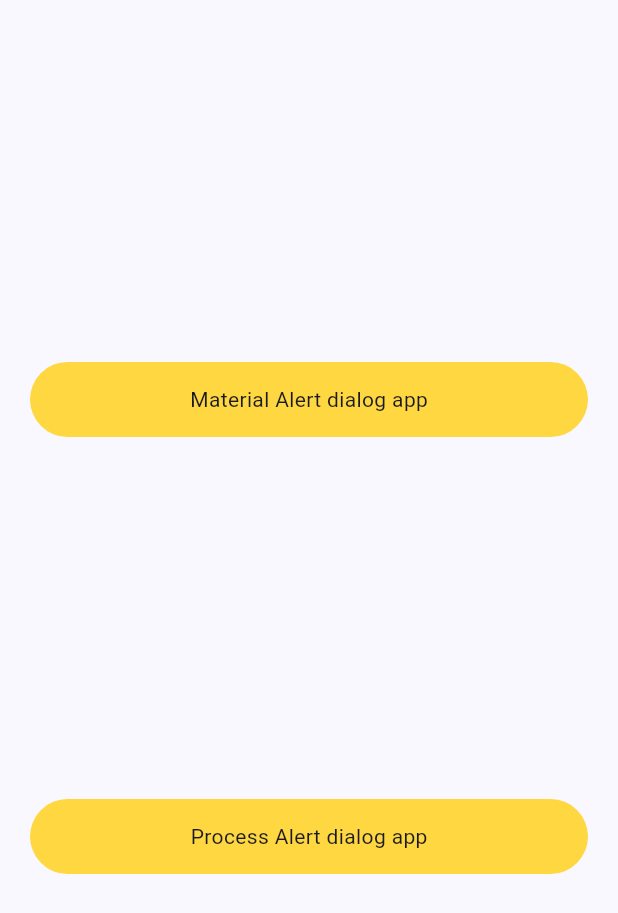
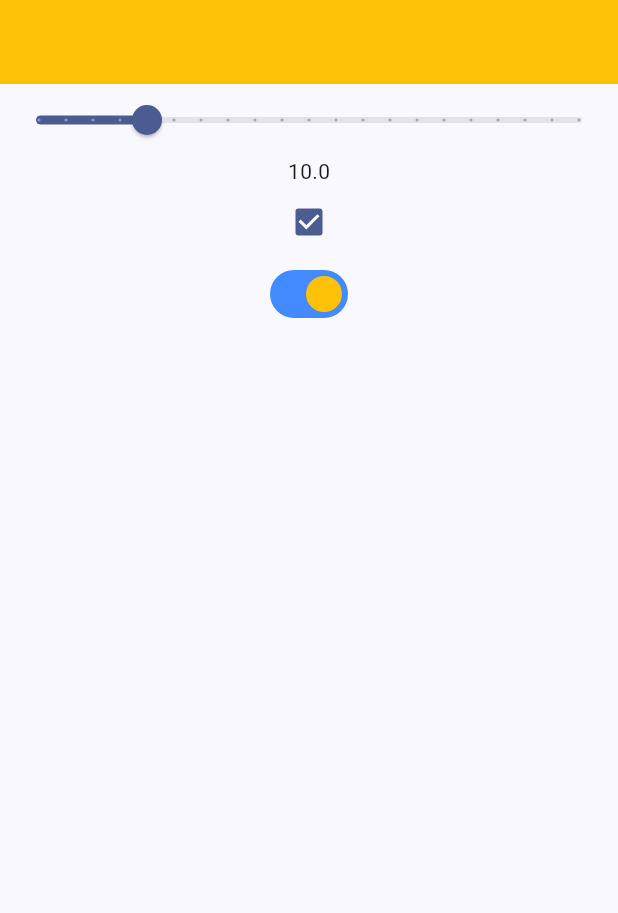
Before and after one commit to Dharalunagariya/Project1, a Flutter app: the screen it shows after launch, on a phone screen of 412 x 824 dp. Shown: the top 913 px of the screen. Run offline on Flutter 3.47's test engine with Material 3 defaults, Android fonts, the phone set to English and light mode, and no system bars.

Commit message:
03/01/25

```diff
--- /dev/null
+++ b/lib/Silder_checkbox_switch.dart
@@ -0,0 +1,55 @@
+import 'package:flutter/material.dart';
+
+class Silder extends StatefulWidget {
+  const Silder({super.key});
+
+  @override
+  State<Silder> createState() => _SilderState();
+}
+
+class _SilderState extends State<Silder> {
+  double currentvolume = 10;
+  bool currentvalue = true;
+  bool currentvalue1 = true;
+
+  @override
+  Widget build(BuildContext context) {
+    return Scaffold(
+      appBar: AppBar(
+        backgroundColor: Colors.amber,
+      ),
+      body: Column(
+        children: [
+          Slider(
+              value: currentvolume,
+              max: 50,
+              divisions: 20,
+              label: currentvolume.toString(),
+              onChanged: (double number) {
+                setState(() {
+                  currentvolume = number;
+                });
+              }),
+          Text(currentvolume.toString()),
+          Checkbox(
+              value: currentvalue,
+              onChanged: (value) {
+                setState(() {
+                  currentvalue = value!;
+                });
+              }),
+          Switch(
+              value: currentvalue1,
+              activeColor: Colors.amber,
+              inactiveThumbColor: Colors.red,
+              activeTrackColor: Colors.blueAccent,
+              onChanged: (value) {
+                setState(() {
+                  currentvalue1 = value;
+                });
+              })
+        ],
+      ),
+    );
+  }
+}
--- a/lib/main.dart
+++ b/lib/main.dart
@@ -15,6 +15,7 @@ import 'package:flutter_application_1/PracticalG.dart';
 import 'package:flutter_application_1/Practicaltab.dart';
 import 'package:flutter_application_1/Practice14.dart';
 import 'package:flutter_application_1/Material_dialog.dart';
+import 'package:flutter_application_1/Silder_checkbox_switch.dart';
 import 'package:flutter_application_1/practical19.dart';
 import 'package:flutter_application_1/practical20.dart';
 import 'package:flutter_application_1/practical23.dart';
@@ -55,7 +56,7 @@ class MyApp extends StatelessWidget {
             ColorScheme.fromSeed(seedColor: Color.fromARGB(255, 118, 152, 255)),
         useMaterial3: true,
       ),
-      home: MaterialAlert(),
+      home: Silder(),
     );
   }
 }
```
